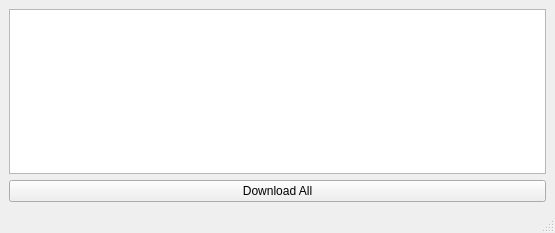
Qt form src/qt/ui/main_window.ui (sentenzo/tubic) before a commit.
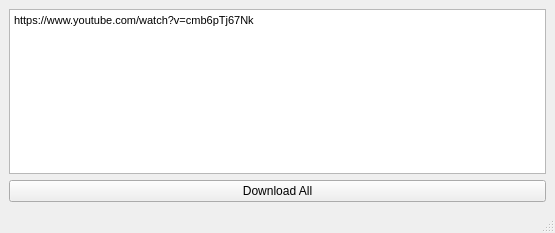
The same form after that commit.

Patch:
```diff
--- a/src/qt/ui/main_window.ui
+++ b/src/qt/ui/main_window.ui
@@ -21,7 +21,15 @@
        <enum>QLayout::SetDefaultConstraint</enum>
       </property>
       <item>
-       <widget class="QTextEdit" name="textEdit"/>
+       <widget class="QTextEdit" name="te_youtube_links">
+        <property name="html">
+         <string>&lt;!DOCTYPE HTML PUBLIC &quot;-//W3C//DTD HTML 4.0//EN&quot; &quot;http://www.w3.org/TR/REC-html40/strict.dtd&quot;&gt;
+&lt;html&gt;&lt;head&gt;&lt;meta name=&quot;qrichtext&quot; content=&quot;1&quot; /&gt;&lt;style type=&quot;text/css&quot;&gt;
+p, li { white-space: pre-wrap; }
+&lt;/style&gt;&lt;/head&gt;&lt;body style=&quot; font-family:'MS Shell Dlg 2'; font-size:8.25pt; font-weight:400; font-style:normal;&quot;&gt;
+&lt;p style=&quot; margin-top:0px; margin-bottom:0px; margin-left:0px; margin-right:0px; -qt-block-indent:0; text-indent:0px;&quot;&gt;https://www.youtube.com/watch?v=cmb6pTj67Nk&lt;/p&gt;&lt;/body&gt;&lt;/html&gt;</string>
+        </property>
+       </widget>
       </item>
       <item>
        <widget class="QPushButton" name="pb_download_all">
```
